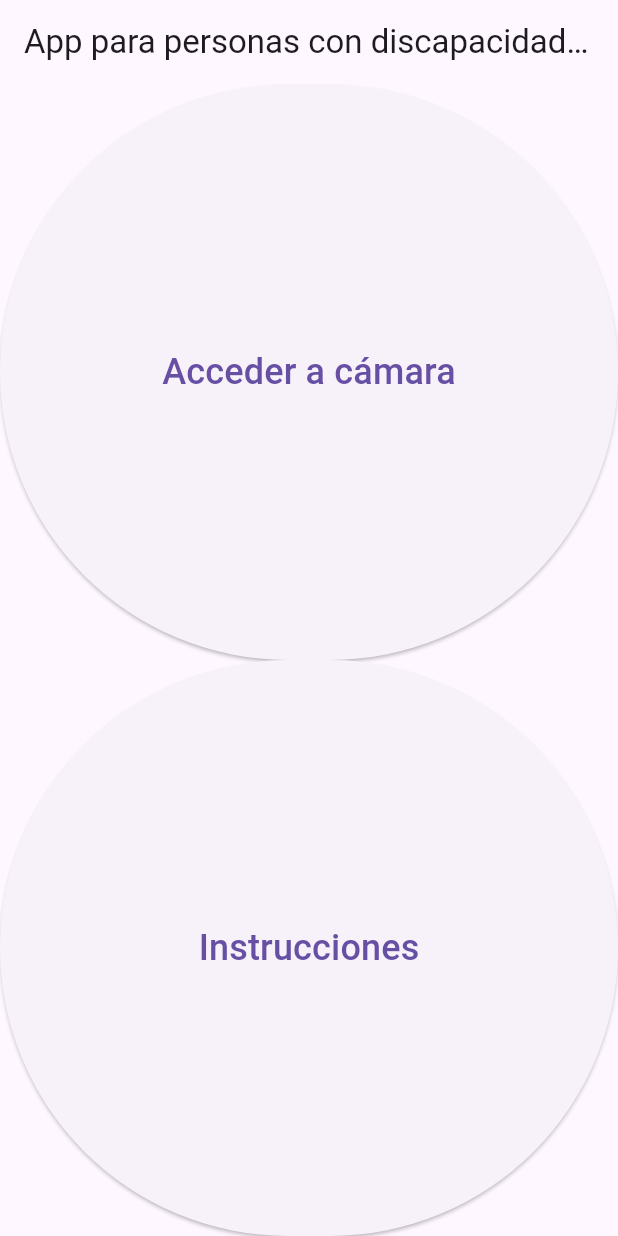
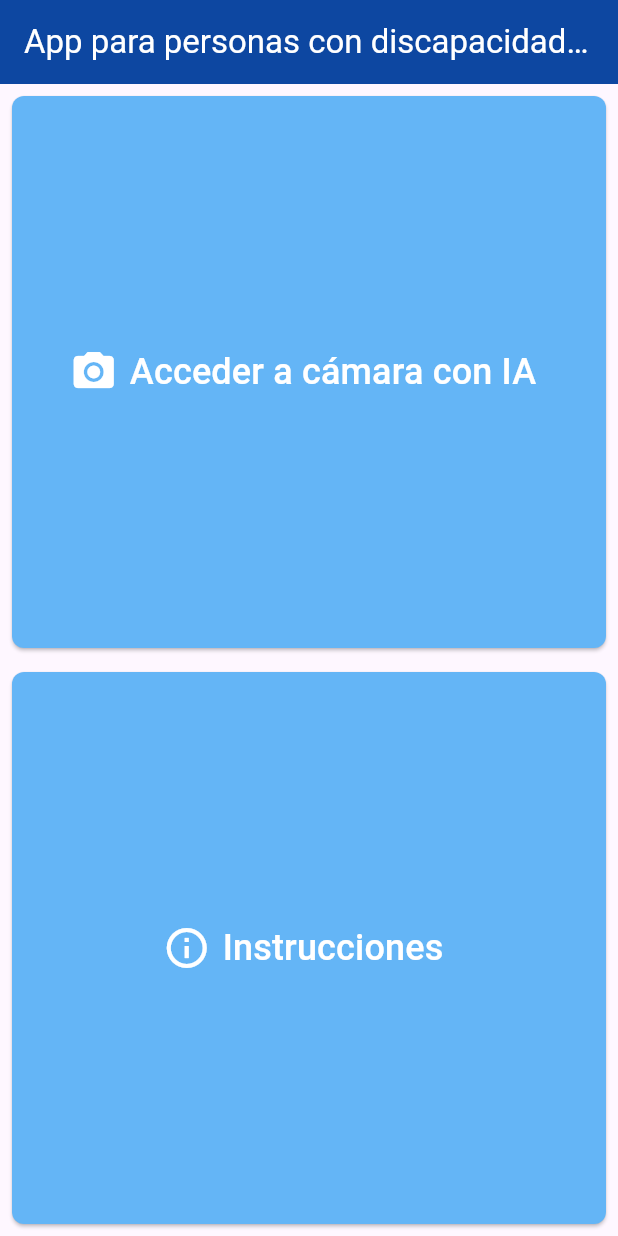
Before and after one commit to Rubens1414/Proyecto_final, a Flutter app: the screen it shows after launch, on a phone screen of 412 x 824 dp. Run offline on Flutter 3.47's test engine with Material 3 defaults, Android fonts, the light colour scheme and no system bars; our stand-ins replace camera, flutter_tts.

Commit message:
Refactor HomePage layout and enhance button design with icons

```diff
--- a/Frontend/Client/client_app/lib/screens/home_page.dart
+++ b/Frontend/Client/client_app/lib/screens/home_page.dart
@@ -8,35 +8,63 @@ class HomePage extends StatelessWidget {
 
   @override
   Widget build(BuildContext context) {
+    const Color appBarColor = Color(0xFF0D47A1); // Azul oscuro
+    const Color buttonColor = Color(0xFF64B5F6); // Azul claro
+    const Color textColor = Colors.white; // Contraste alto
+
     return Scaffold(
       appBar: AppBar(
         title: const Text('App para personas con discapacidad visual'),
         centerTitle: true,
+        backgroundColor: appBarColor,
+        foregroundColor: textColor,
       ),
       body: Column(
         children: [
           Expanded(
             child: SizedBox.expand(
-              child: ElevatedButton(
+              child: Padding(
+                padding: const EdgeInsets.all(8.0),
+                child: ElevatedButton.icon(
+                  icon: const Icon(Icons.camera_alt, size: 32),
+                  label: const Text(
+                    'Acceder a cámara con IA',
+                    style: TextStyle(fontSize: 24),
+                  ),
                   onPressed: () {
                     Navigator.pushNamed(context, '/camera');
                   },
-                child: const Text(
-                  'Acceder a cámara',
-                  style: TextStyle(fontSize: 24),
+                  style: ElevatedButton.styleFrom(
+                    backgroundColor: buttonColor,
+                    foregroundColor: textColor,
+                    shape: RoundedRectangleBorder(
+                      borderRadius: BorderRadius.circular(8),
+                    ),
+                  ),
                 ),
               ),
             ),
           ),
           Expanded(
             child: SizedBox.expand(
-              child: ElevatedButton(
+              child: Padding(
+                padding: const EdgeInsets.all(8.0),
+                child: ElevatedButton.icon(
+                  icon: const Icon(Icons.info_outline, size: 32),
+                  label: const Text(
+                    'Instrucciones',
+                    style: TextStyle(fontSize: 24),
+                  ),
                   onPressed: () {
                     Navigator.pushNamed(context, '/instructions');
                   },
-                child: const Text(
-                  'Instrucciones',
-                  style: TextStyle(fontSize: 24),
+                  style: ElevatedButton.styleFrom(
+                    backgroundColor: buttonColor,
+                    foregroundColor: textColor,
+                    shape: RoundedRectangleBorder(
+                      borderRadius: BorderRadius.circular(8),
+                    ),
+                  ),
                 ),
               ),
             ),
```
Lines whose indentation alone changed are shown as unchanged.
